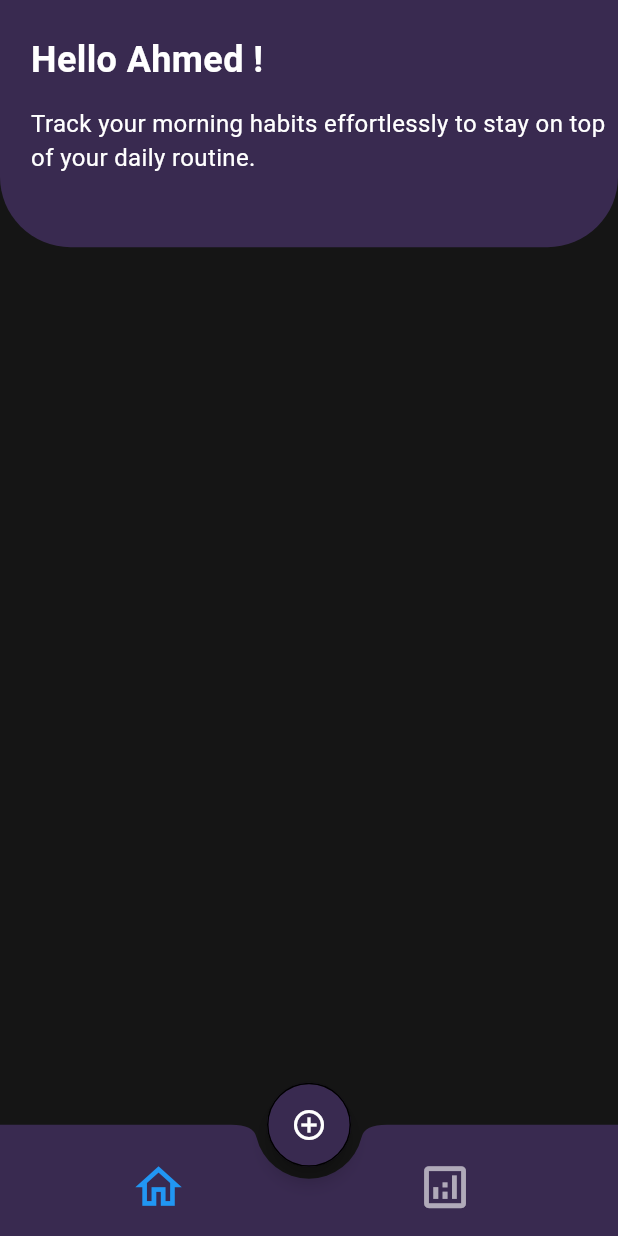
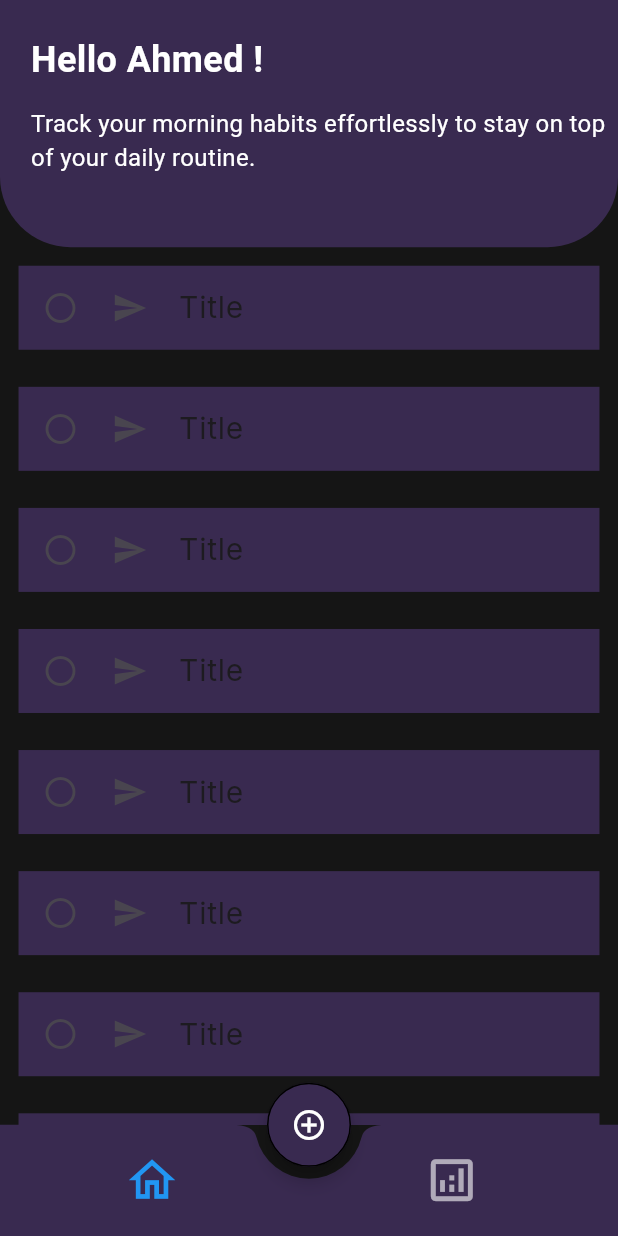
Before and after one commit to AhmadElesily/habit_tracker, a Flutter app: the screen it shows after launch, on a phone screen of 412 x 824 dp. Run offline on Flutter 3.47's test engine with Material 3 defaults, Android fonts, the light colour scheme and no system bars; our stand-ins replace flutter_svg, google_fonts.

Commit message:
Add Item In List

```diff
--- a/lib/features/home/home_screen.dart
+++ b/lib/features/home/home.dart
@@ -2,7 +2,7 @@ import 'package:flutter/material.dart';
 import 'package:flutter_svg/flutter_svg.dart';
 import 'package:google_fonts/google_fonts.dart';
 import 'package:habit_tracker/features/analysis/analysis_screen.dart';
-import 'package:habit_tracker/features/core/colors.dart';
+import 'package:habit_tracker/features/core/themes/colors.dart';
 import 'package:habit_tracker/features/home/home_layout/home_layout.dart';
 
 class HomePage extends StatefulWidget {
@@ -25,6 +25,7 @@ class _HomePageState extends State<HomePage> {
     double heightSize = MediaQuery.sizeOf(context).height;
     double widthSize = MediaQuery.sizeOf(context).width;
     return Scaffold(
+      resizeToAvoidBottomInset: true,
       body: tabs[currentIndex],
       backgroundColor: AppColors.backgroundColor,
       appBar: PreferredSize(
@@ -65,7 +66,8 @@ class _HomePageState extends State<HomePage> {
           ),
         ),
       ),
-      floatingActionButtonLocation: FloatingActionButtonLocation.miniCenterDocked,
+      floatingActionButtonLocation:
+          FloatingActionButtonLocation.miniCenterDocked,
       floatingActionButton: buildFab(heightSize * 0.4),
       bottomNavigationBar: bottomAppBar(),
     );
@@ -74,8 +76,8 @@ class _HomePageState extends State<HomePage> {
   Widget buildFab(double height) {
     return FloatingActionButton(
       shape: OutlineInputBorder(
-        borderRadius: BorderRadius.circular(MediaQuery.sizeOf(context).width*0.2)
-      ),
+          borderRadius:
+              BorderRadius.circular(MediaQuery.sizeOf(context).width * 0.2)),
       elevation: 5,
       backgroundColor: AppColors.primaryColor,
       onPressed: () {
@@ -100,7 +102,8 @@ class _HomePageState extends State<HomePage> {
     double widthSize = MediaQuery.sizeOf(context).width;
     double heightSize = MediaQuery.sizeOf(context).height;
     return BottomAppBar(
-      padding: EdgeInsets.symmetric(horizontal: 15,vertical: 15),
+      padding: EdgeInsets.symmetric(
+          horizontal: widthSize * 0.015, vertical: widthSize * 0.015),
       height: heightSize * 0.09,
       color: AppColors.primaryColor,
       shape: const CircularNotchedRectangle(),
@@ -115,17 +118,14 @@ class _HomePageState extends State<HomePage> {
                   ? AppColors.customPurple
                   : Colors.transparent,
             ),
-
-            padding: EdgeInsets.only(right: heightSize*0.0115),
+            padding: EdgeInsets.only(right: heightSize * 0.0115),
             child: Row(
               // mainAxisSize: MainAxisSize.min,
               children: [
                 IconButton(
                   iconSize: widthSize * 0.09,
                   icon: Icon(
-                    index == 0
-                        ? Icons.home_outlined
-                        : Icons.analytics_outlined,
+                    index == 0 ? Icons.home_outlined : Icons.analytics_outlined,
                     color: currentIndex == index
                         ? AppColors.blueColor
                         : AppColors.whiteColor.withOpacity(0.6),
@@ -133,20 +133,15 @@ class _HomePageState extends State<HomePage> {
                   onPressed: () {
                     setState(() {
                       currentIndex = index;
-                      iconVisibility.fillRange(0, iconVisibility.length,
-                          false);
+                      iconVisibility.fillRange(0, iconVisibility.length, false);
                       iconVisibility[index] = true;
                     });
                   },
                 ),
                 if (iconVisibility[index])
-                  Text(
-                    iconNames[index],
-                    style: GoogleFonts.inter(
-                      fontWeight: FontWeight.w600,
-                      fontSize: 10
-                    )
-                  ),
+                  Text(iconNames[index],
+                      style: GoogleFonts.inter(
+                          fontWeight: FontWeight.w600, fontSize: 10)),
               ],
             ),
           );
--- a/lib/features/home/home_layout/home_layout.dart
+++ b/lib/features/home/home_layout/home_layout.dart
@@ -1,13 +1,58 @@
 import 'package:flutter/material.dart';
+import 'package:google_fonts/google_fonts.dart';
 import 'package:habit_tracker/colors.dart';
 
-class HomeLayout extends StatelessWidget {
+class HomeLayout extends StatefulWidget {
   const HomeLayout({super.key});
 
   @override
+  State<HomeLayout> createState() => _HomeLayoutState();
+}
+
+class _HomeLayoutState extends State<HomeLayout> {
+  bool isCompleted = false;
+
+  @override
   Widget build(BuildContext context) {
+    return ListView.builder(
+        itemCount: 15,
+        itemBuilder: (context, index) {
+          return buildHabitCard();
+        });
+  }
+
+  Widget buildHabitCard() {
     return Container(
-      color: AppColors.backgroundColor,
+      margin: EdgeInsets.all(
+        MediaQuery.sizeOf(context).height * 0.015,
+      ),
+      color: AppColors.primaryColor,
+      child: ListTile(
+        title: Row(
+          children: [
+            SizedBox(
+              width: MediaQuery.sizeOf(context).width * 0.015,
+            ),
+            const Icon(Icons.send),
+            SizedBox(
+              width: MediaQuery.sizeOf(context).width * 0.05,
+            ),
+            Text(
+              "Title",
+              style: GoogleFonts.inter(fontSize: 20),
+            ),
+          ],
+        ),
+        leading: InkWell(
+            onTap: () {
+              setState(() {
+                isCompleted = !isCompleted;
+              });
+            },
+            child: isCompleted == true
+                ? const Icon(Icons.check_circle)
+                : const Icon(Icons.circle_outlined)),
+      ),
     );
   }
 }
--- a/lib/main.dart
+++ b/lib/main.dart
@@ -1,5 +1,5 @@
 import 'package:flutter/material.dart';
-import 'package:habit_tracker/features/home/home_screen.dart';
+import 'package:habit_tracker/features/home/home.dart';
 
 void main() {
   runApp(
--- a/pubspec.yaml
+++ b/pubspec.yaml
@@ -37,6 +37,7 @@ dependencies:
   cupertino_icons: ^1.0.8
   flutter_svg: ^2.0.10+1
   google_fonts: ^6.2.1
+  flutter_slidable: ^3.1.1
 
 dev_dependencies:
   flutter_test:
```
Also changed, not shown: lib/features/core/themes/colors.dart (renamed from lib/features/core/colors.dart), pubspec.lock.
